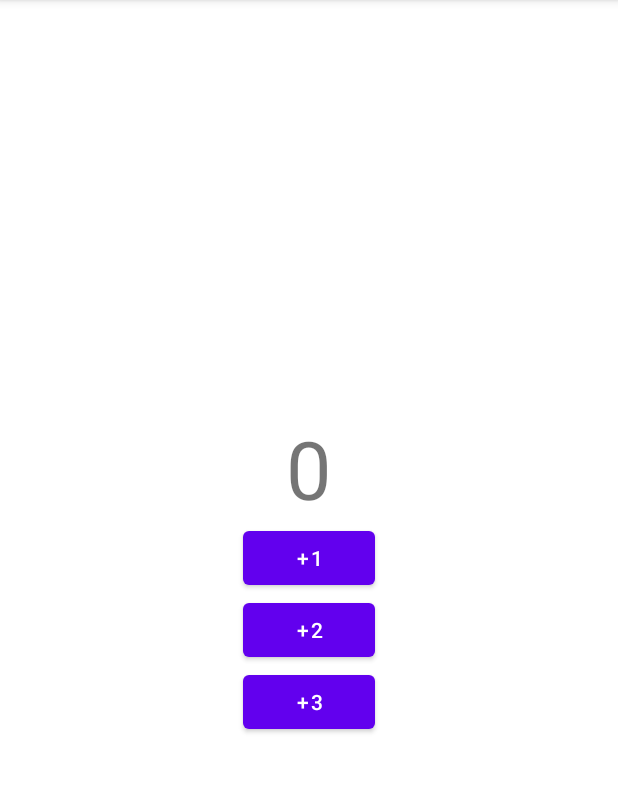
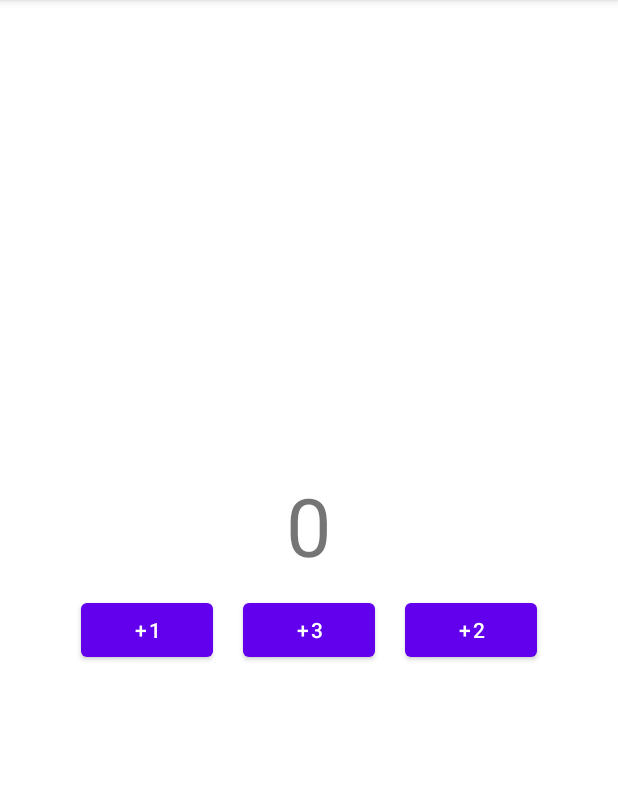
Before and after one commit to HoutarouM/basketballScoreCounter, an Android app: the screen it shows after launch (MainActivity), on a phone screen of 412 x 824 dp, the part 84-877 px from its top. Run offline under Robolectric (Android 15) with nearby library versions, the light colour scheme and no system bars.

Commit message:
cosmetic changes

```diff
--- /dev/null
+++ b/app/src/debug/res/mipmap-anydpi-v26/ic_ball.xml
@@ -0,0 +1,5 @@
+<?xml version="1.0" encoding="utf-8"?>
+<adaptive-icon xmlns:android="http://schemas.android.com/apk/res/android">
+    <background android:drawable="@color/ic_ball_background"/>
+    <foreground android:drawable="@drawable/ic_ball_foreground"/>
+</adaptive-icon>
--- /dev/null
+++ b/app/src/debug/res/mipmap-anydpi-v26/ic_ball_round.xml
@@ -0,0 +1,5 @@
+<?xml version="1.0" encoding="utf-8"?>
+<adaptive-icon xmlns:android="http://schemas.android.com/apk/res/android">
+    <background android:drawable="@color/ic_ball_background"/>
+    <foreground android:drawable="@drawable/ic_ball_foreground"/>
+</adaptive-icon>
--- /dev/null
+++ b/app/src/debug/res/values/ic_ball_background.xml
@@ -0,0 +1,4 @@
+<?xml version="1.0" encoding="utf-8"?>
+<resources>
+    <color name="ic_ball_background">#FFFFFF</color>
+</resources>
--- a/app/src/main/AndroidManifest.xml
+++ b/app/src/main/AndroidManifest.xml
@@ -6,9 +6,9 @@
         android:allowBackup="true"
         android:dataExtractionRules="@xml/data_extraction_rules"
         android:fullBackupContent="@xml/backup_rules"
-        android:icon="@mipmap/ic_launcher"
+        android:icon="@mipmap/ic_ball"
         android:label="@string/app_name"
-        android:roundIcon="@mipmap/ic_launcher_round"
+        android:roundIcon="@mipmap/ic_ball_round"
         android:supportsRtl="true"
         android:theme="@style/Theme.BasketballScoreCounter"
         tools:targetApi="31">
--- a/app/src/main/res/layout/activity_main.xml
+++ b/app/src/main/res/layout/activity_main.xml
@@ -14,22 +14,31 @@
         android:text="0"
         android:textSize="54dp" />
 
+    <LinearLayout
+        android:layout_width="wrap_content"
+        android:layout_height="wrap_content"
+        android:orientation="horizontal">
+
         <Button
             android:id="@+id/add_one_button"
             android:layout_width="wrap_content"
             android:layout_height="wrap_content"
+            android:layout_margin="10dp"
             android:text="+1" />
+
+        <Button
+            android:id="@+id/add_three_button"
+            android:layout_width="wrap_content"
+            android:layout_height="wrap_content"
+            android:layout_margin="10dp"
+            android:text="+3" />
 
         <Button
             android:id="@+id/add_two_button"
             android:layout_width="wrap_content"
             android:layout_height="wrap_content"
+            android:layout_margin="10dp"
             android:text="+2" />
-
-    <Button
-        android:id="@+id/add_three_button"
-        android:layout_width="wrap_content"
-        android:layout_height="wrap_content"
-        android:text="+3" />
+    </LinearLayout>
 
 </LinearLayout>
```
Also changed, not shown: app/src/debug/res/drawable/ic_ball_foreground.xml (added, +36 -0 lines), app/src/debug/ic_ball-playstore.png (added), app/src/debug/res/mipmap-hdpi/ic_ball_round.png (added), app/src/debug/res/mipmap-hdpi/ic_launcher.png (added), app/src/debug/res/mipmap-mdpi/ic_ball_round.png (added), app/src/debug/res/mipmap-mdpi/ic_launcher.png (added), app/src/debug/res/mipmap-xhdpi/ic_ball_round.png (added), app/src/debug/res/mipmap-xhdpi/ic_launcher.png (added), app/src/debug/res/mipmap-xxhdpi/ic_ball_round.png (added), app/src/debug/res/mipmap-xxhdpi/ic_launcher.png (added), app/src/debug/res/mipmap-xxxhdpi/ic_ball_round.png (added), app/src/debug/res/mipmap-xxxhdpi/ic_launcher.png (added). Lines whose indentation alone changed are shown as unchanged.
